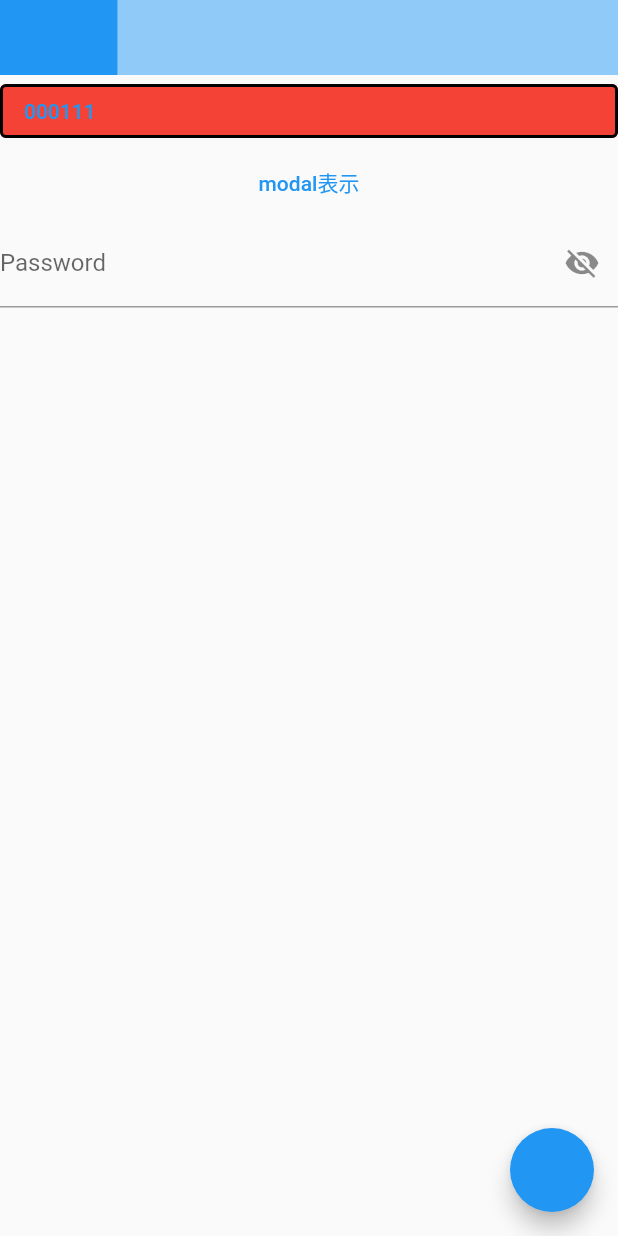
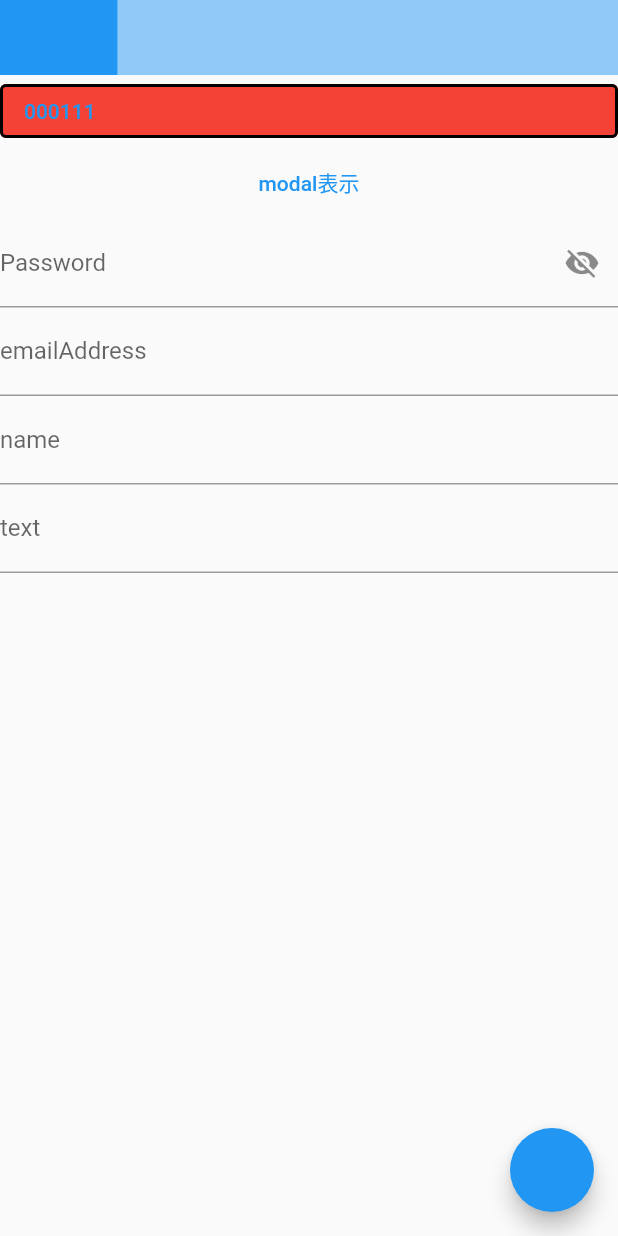
Before and after one commit to kataoka-kk/widget_sample_program, a Flutter app: the FifthPage screen opened directly, on a phone screen of 412 x 824 dp. Run offline on Flutter 3.47's test engine with Material 2 defaults, Android fonts, the phone set to English and light mode, and no system bars; our stand-ins replace firebase_core, fluttertoast; missing offline and left inert: firebase_instance_id; accounts and stored records are empty.

```diff
--- a/lib/screen/fifth_page.dart
+++ b/lib/screen/fifth_page.dart
@@ -1,6 +1,7 @@
 import 'dart:async';
 
 import 'package:flutter/material.dart';
+import 'package:widget_sample_program/screen/six_page.dart';
 
 class FifthPage extends StatefulWidget {
   const FifthPage({Key? key}) : super(key: key);
@@ -71,9 +72,31 @@ class _FifthPageState extends State<FifthPage> {
                 /* ここまで */
               ),
             ),
+            TextFormField(
+              decoration: const InputDecoration(labelText: 'emailAddress'),
+              keyboardType: TextInputType.emailAddress,
+            ),
+            TextFormField(
+              decoration: const InputDecoration(labelText: 'name'),
+              keyboardType: TextInputType.name,
+            ),
+            TextFormField(
+              decoration: const InputDecoration(labelText: 'text'),
+              keyboardType: TextInputType.text,
+            ),
           ],
         ),
-        floatingActionButton: FloatingActionButton(onPressed: () {}),
+        floatingActionButton: FloatingActionButton(
+          onPressed: () {
+            Navigator.of(context).push(
+              MaterialPageRoute(
+                builder: (context) {
+                  return const SixPage();
+                },
+              ),
+            );
+          },
+        ),
       ),
     );
   }
--- a/pubspec.yaml
+++ b/pubspec.yaml
@@ -37,6 +37,11 @@ dependencies:
   # Use with the CupertinoIcons class for iOS style icons.
   cupertino_icons: ^1.0.2
   fluttertoast:
+  firebase_instance_id:
+  firebase_core:
+
+  # 途中でパッケージ名の変更をしたいときに使用する
+  change_app_package_name:
 
 dev_dependencies:
   flutter_test:
```
Also changed, not shown: lib/main.dart (+10 -1 lines), lib/screen/six_page.dart (added, +59 -0 lines), lib/firebase_options.dart (added), pubspec.lock, 5 other files.
